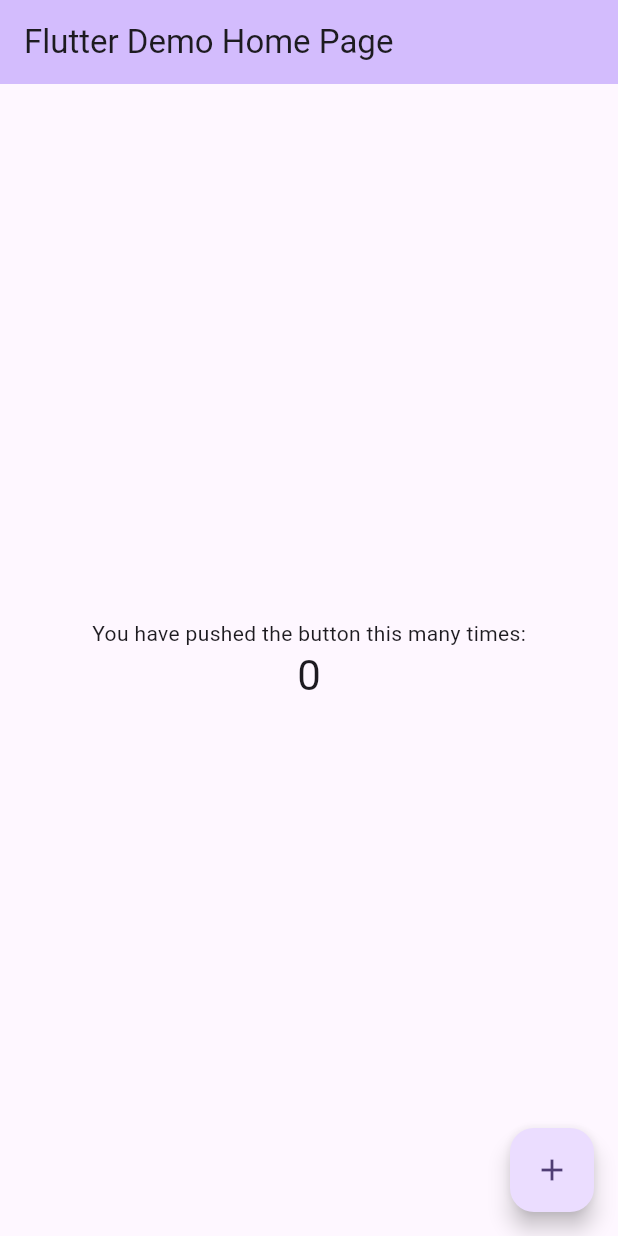
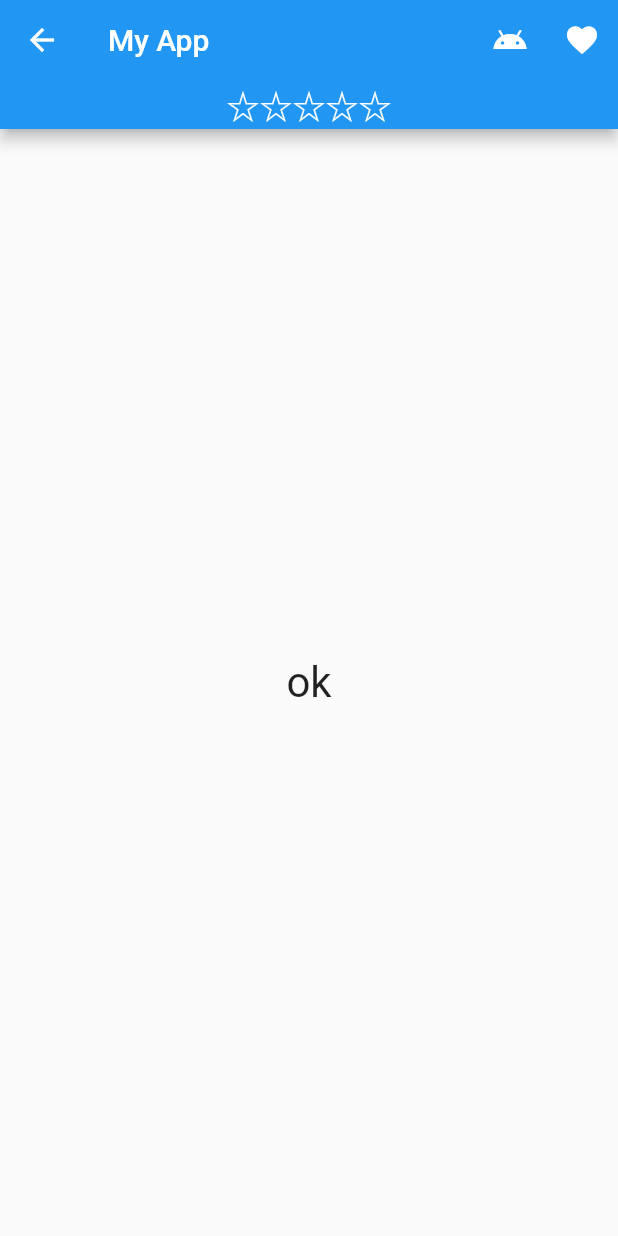
Before and after one commit to naokimakino/introduction-to-flutter3, a Flutter app: the screen it shows after launch, on a phone screen of 412 x 824 dp. Run offline on Flutter 3.47's test engine with Material 2 defaults, Android fonts, the light colour scheme and no system bars.

Commit message:
feat(chapter4): list4_1

```diff
--- a/chapter4/lib/main.dart
+++ b/chapter4/lib/main.dart
@@ -7,119 +7,82 @@ void main() {
 class MyApp extends StatelessWidget {
   const MyApp({super.key});
 
-  // This widget is the root of your application.
   @override
   Widget build(BuildContext context) {
     return MaterialApp(
-      title: 'Flutter Demo',
+      title: 'Generated App',
       theme: ThemeData(
-        // This is the theme of your application.
-        //
-        // TRY THIS: Try running your application with "flutter run". You'll see
-        // the application has a blue toolbar. Then, without quitting the app,
-        // try changing the seedColor in the colorScheme below to Colors.green
-        // and then invoke "hot reload" (save your changes or press the "hot
-        // reload" button in a Flutter-supported IDE, or press "r" if you used
-        // the command line to start the app).
-        //
-        // Notice that the counter didn't reset back to zero; the application
-        // state is not lost during the reload. To reset the state, use hot
-        // restart instead.
-        //
-        // This works for code too, not just values: Most code changes can be
-        // tested with just a hot reload.
-        colorScheme: ColorScheme.fromSeed(seedColor: Colors.deepPurple),
-        useMaterial3: true,
+        primarySwatch: Colors.blue,
+        primaryColor: const Color(0xFF2196f3),
+        canvasColor: const Color(0xFFfafafa),
       ),
-      home: const MyHomePage(title: 'Flutter Demo Home Page'),
+      home: const MyHomePage(),
     );
   }
 }
 
 class MyHomePage extends StatefulWidget {
-  const MyHomePage({super.key, required this.title});
-
-  // This widget is the home page of your application. It is stateful, meaning
-  // that it has a State object (defined below) that contains fields that affect
-  // how it looks.
-
-  // This class is the configuration for the state. It holds the values (in this
-  // case the title) provided by the parent (in this case the App widget) and
-  // used by the build method of the State. Fields in a Widget subclass are
-  // always marked "final".
-
-  final String title;
-
+  const MyHomePage({Key? key}) : super(key: key);
   @override
-  State<MyHomePage> createState() => _MyHomePageState();
+  _MyHomePageState createState() => _MyHomePageState();
 }
 
 class _MyHomePageState extends State<MyHomePage> {
-  int _counter = 0;
-
-  void _incrementCounter() {
-    setState(() {
-      // This call to setState tells the Flutter framework that something has
-      // changed in this State, which causes it to rerun the build method below
-      // so that the display can reflect the updated values. If we changed
-      // _counter without calling setState(), then the build method would not be
-      // called again, and so nothing would appear to happen.
-      _counter++;
-    });
-  }
+  static var _message = 'ok';
+  static var _stars = '☆☆☆☆☆';
+  static var _star = 0;
 
   @override
   Widget build(BuildContext context) {
-    // This method is rerun every time setState is called, for instance as done
-    // by the _incrementCounter method above.
-    //
-    // The Flutter framework has been optimized to make rerunning build methods
-    // fast, so that you can just rebuild anything that needs updating rather
-    // than having to individually change instances of widgets.
     return Scaffold(
-      appBar: AppBar(
-        // TRY THIS: Try changing the color here to a specific color (to
-        // Colors.amber, perhaps?) and trigger a hot reload to see the AppBar
-        // change color while the other colors stay the same.
-        backgroundColor: Theme.of(context).colorScheme.inversePrimary,
-        // Here we take the value from the MyHomePage object that was created by
-        // the App.build method, and use it to set our appbar title.
-        title: Text(widget.title),
-      ),
-      body: Center(
-        // Center is a layout widget. It takes a single child and positions it
-        // in the middle of the parent.
-        child: Column(
-          // Column is also a layout widget. It takes a list of children and
-          // arranges them vertically. By default, it sizes itself to fit its
-          // children horizontally, and tries to be as tall as its parent.
-          //
-          // Column has various properties to control how it sizes itself and
-          // how it positions its children. Here we use mainAxisAlignment to
-          // center the children vertically; the main axis here is the vertical
-          // axis because Columns are vertical (the cross axis would be
-          // horizontal).
-          //
-          // TRY THIS: Invoke "debug painting" (choose the "Toggle Debug Paint"
-          // action in the IDE, or press "p" in the console), to see the
-          // wireframe for each widget.
-          mainAxisAlignment: MainAxisAlignment.center,
-          children: <Widget>[
-            const Text(
-              'You have pushed the button this many times:',
-            ),
-            Text(
-              '$_counter',
-              style: Theme.of(context).textTheme.headlineMedium,
-            ),
+        appBar: AppBar(
+          title: const Text('My App'),
+          leading: const BackButton(color: Colors.white),
+          actions: [
+            IconButton(
+                icon: const Icon(Icons.android),
+                tooltip: 'add star...',
+                onPressed: iconPressedA),
+            IconButton(
+                icon: const Icon(Icons.favorite),
+                tooltip: 'subtract star...',
+                onPressed: iconPressedB),
           ],
+          bottom: PreferredSize(
+              preferredSize: const Size.fromHeight(30.0),
+              child: Center(
+                child: Text(
+                  _stars,
+                  style: const TextStyle(fontSize: 22.0, color: Colors.white),
+                ),
+              )),
         ),
-      ),
-      floatingActionButton: FloatingActionButton(
-        onPressed: _incrementCounter,
-        tooltip: 'Increment',
-        child: const Icon(Icons.add),
-      ), // This trailing comma makes auto-formatting nicer for build methods.
-    );
+        body: Center(
+          child: Text(_message, style: const TextStyle(fontSize: 28.0)),
+        ));
+  }
+
+  void iconPressedA() {
+    _message = 'tap "android".';
+    _star++;
+    update();
+  }
+
+  void iconPressedB() {
+    _message = 'tap "favorite".';
+    _star--;
+    update();
+  }
+
+  void update() {
+    _star = _star < 0
+        ? 0
+        : _star > 5
+            ? 5
+            : _star;
+    setState(() {
+      _stars = '★★★★★☆☆☆☆☆'.substring(5 - _star, 5 - _star + 5);
+      _message = '$_message[$_star]';
+    });
   }
 }
```
